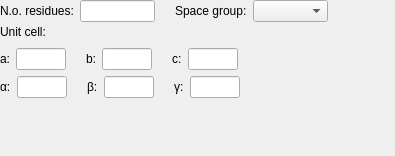
The window that Bricks/widgets/ui_files/Qt4_processing_widget_vertical_layout.ui (mxcube/mxcubeqt) describes before a commit, drawn with Qt 5.
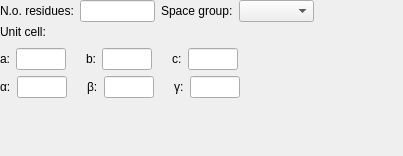
The same window after the commit.

Patch:
```diff
--- a/Bricks/widgets/ui_files/Qt4_processing_widget_vertical_layout.ui
+++ b/Bricks/widgets/ui_files/Qt4_processing_widget_vertical_layout.ui
@@ -6,7 +6,7 @@
    <rect>
     <x>0</x>
     <y>0</y>
-    <width>395</width>
+    <width>403</width>
     <height>156</height>
    </rect>
   </property>
@@ -59,10 +59,6 @@
          </property>
         </widget>
        </item>
-      </layout>
-     </item>
-     <item>
-      <layout class="QHBoxLayout">
        <item>
         <widget class="QLabel" name="space_geoup_label">
          <property name="text">
@@ -90,16 +86,13 @@
         </widget>
        </item>
        <item>
-        <spacer name="sg_spacer">
+        <spacer name="horizontalSpacer">
          <property name="orientation">
           <enum>Qt::Horizontal</enum>
          </property>
-         <property name="sizeType">
-          <enum>QSizePolicy::Expanding</enum>
-         </property>
          <property name="sizeHint" stdset="0">
           <size>
-           <width>1</width>
+           <width>40</width>
            <height>20</height>
           </size>
          </property>
```
